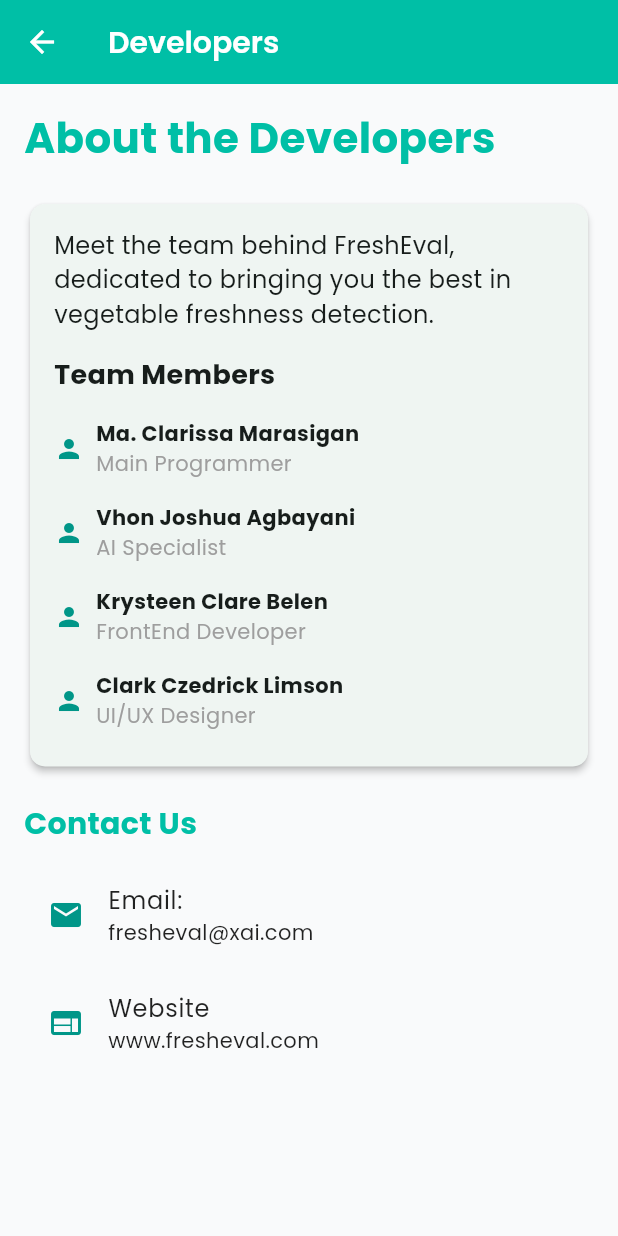
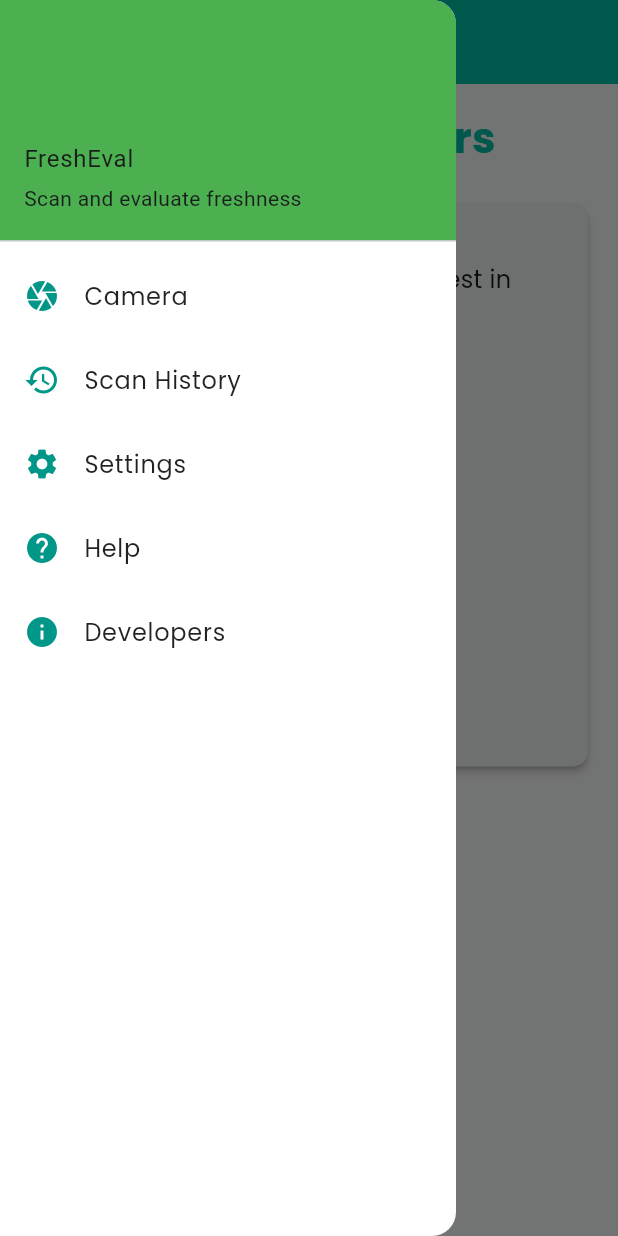
Before and after one commit to mcmarasigan/fresheval, a Flutter app: the DevelopersPage screen opened by its route, with the side drawer open (before the commit the screen has no drawer), on a phone screen of 412 x 824 dp. Run offline on Flutter 3.47's test engine with Material 3 defaults, Android fonts, the light colour scheme and no system bars; our stand-ins replace camera, google_fonts, image_picker, permission_handler, shared_preferences; missing offline and left inert: flutter_vision, tflite_flutter; accounts and stored records are empty.

Commit message:
fix route and add drawer in developer page

```diff
--- a/lib/developers_page.dart
+++ b/lib/developers_page.dart
@@ -17,6 +17,7 @@
         backgroundColor: const Color(0xFF00BFA6),
         elevation: 0,
       ),
+      drawer: _buildDrawer(context),
       body: SingleChildScrollView(
         child: Padding(
           padding: const EdgeInsets.all(16.0),
@@ -167,4 +168,53 @@
       ),
     );
   }
+
+   Widget _buildDrawer(BuildContext context) {
+    return Drawer(
+      child: Column(
+        children: [
+          const UserAccountsDrawerHeader(
+            accountName: Text("FreshEval"),
+            accountEmail: Text("Scan and evaluate freshness"),
+            decoration: BoxDecoration(color: Colors.green),
+          ),
+          ListTile(
+            leading: const Icon(Icons.camera),
+            title: const Text("Camera"),
+            onTap: () {
+              Navigator.pushReplacementNamed(context, '/camera');
+            },
+          ),
+          ListTile(
+            leading: const Icon(Icons.history),
+            title: const Text("Scan History"),
+            onTap: () {
+              Navigator.pushReplacementNamed(context, '/history');
+            },
+          ),
+          ListTile(
+            leading: const Icon(Icons.settings),
+            title: const Text("Settings"),
+            onTap: () {
+              Navigator.pushReplacementNamed(context, '/settings');
+            },
+          ),
+          ListTile(
+            leading: const Icon(Icons.help),
+            title: const Text("Help"),
+            onTap: () {
+              Navigator.pushReplacementNamed(context, '/help');
+            },
+          ),
+          ListTile(
+            leading: const Icon(Icons.info),
+            title: const Text("Developers"),
+            onTap: () {
+              Navigator.pushReplacementNamed(context, '/developers');
+            },
+          ),
+        ],
+      ),
+    );
+  }
 }
--- a/lib/help_screen.dart
+++ b/lib/help_screen.dart
@@ -75,34 +75,42 @@
             leading: const Icon(Icons.camera),
             title: const Text("Camera"),
             onTap: () {
-              Navigator.pushNamed(context, '/');
+              Navigator.pushReplacementNamed(context, '/camera');
             },
           ),
           ListTile(
             leading: const Icon(Icons.history),
             title: const Text("Scan History"),
             onTap: () {
-              Navigator.pushNamed(context, '/history');
+              Navigator.pushReplacementNamed(context, '/history');
             },
           ),
           ListTile(
             leading: const Icon(Icons.settings),
             title: const Text("Settings"),
             onTap: () {
-              Navigator.pushNamed(context, '/settings');
+              Navigator.pushReplacementNamed(context, '/settings');
             },
           ),
           ListTile(
             leading: const Icon(Icons.help),
             title: const Text("Help"),
             onTap: () {
-              Navigator.pop(context); // Stay on this page
+              Navigator.pushReplacementNamed(context, '/help');
+            },
+          ),
+          ListTile(
+            leading: const Icon(Icons.info),
+            title: const Text("Developers"),
+            onTap: () {
+              Navigator.pushReplacementNamed(context, '/developers');
             },
           ),
         ],
       ),
     );
   }
+
 }
 
 class HowToUseScreen extends StatelessWidget {
--- a/lib/scan_history_screen.dart
+++ b/lib/scan_history_screen.dart
@@ -147,7 +147,7 @@
   @override
   Widget build(BuildContext context) {
     return Scaffold(
-      drawer: _buildDrawer(),
+      drawer: _buildDrawer(context),
       appBar: AppBar(
         title: Text(widget.localizations.getTranslation('scan history')),
         backgroundColor: Colors.green,
@@ -247,7 +247,7 @@
     );
   }
 
-  Widget _buildDrawer() {
+ Widget _buildDrawer(BuildContext context) {
     return Drawer(
       child: Column(
         children: [
@@ -260,34 +260,43 @@
             leading: const Icon(Icons.camera),
             title: const Text("Camera"),
             onTap: () {
-              Navigator.pushNamed(context, '/');
+              Navigator.pushReplacementNamed(context, '/camera');
             },
           ),
           ListTile(
             leading: const Icon(Icons.history),
             title: const Text("Scan History"),
             onTap: () {
-              Navigator.pop(context);
+              Navigator.pushReplacementNamed(context, '/history');
             },
           ),
           ListTile(
             leading: const Icon(Icons.settings),
             title: const Text("Settings"),
             onTap: () {
-              Navigator.pushNamed(context, '/settings');
+              Navigator.pushReplacementNamed(context, '/settings');
             },
           ),
           ListTile(
             leading: const Icon(Icons.help),
             title: const Text("Help"),
             onTap: () {
-              Navigator.pushNamed(context, '/help');
+              Navigator.pushReplacementNamed(context, '/help');
+            },
+          ),
+          ListTile(
+            leading: const Icon(Icons.info),
+            title: const Text("Developers"),
+            onTap: () {
+              Navigator.pushReplacementNamed(context, '/developers');
             },
           ),
         ],
       ),
     );
   }
+
+
 }
 
 /// **Full View Screen**
--- a/lib/settings.dart
+++ b/lib/settings.dart
@@ -144,7 +144,7 @@
     }
 
     return Scaffold(
-      drawer: _buildDrawer(), // ✅ Match Camera Screen
+      drawer: _buildDrawer(context), // ✅ Match Camera Screen
       appBar: AppBar(
         title: Text(_localization.getTranslation('settings')),
         backgroundColor: Colors.green,
@@ -202,7 +202,7 @@
   }
 
   /// **📌 Navigation Drawer (Same as Camera Screen)**
-  Widget _buildDrawer() {
+ Widget _buildDrawer(BuildContext context) {
     return Drawer(
       child: Column(
         children: [
@@ -215,32 +215,40 @@
             leading: const Icon(Icons.camera),
             title: const Text("Camera"),
             onTap: () {
-              Navigator.pushNamed(context, '/');
+              Navigator.pushReplacementNamed(context, '/camera');
             },
           ),
           ListTile(
             leading: const Icon(Icons.history),
             title: const Text("Scan History"),
             onTap: () {
-              Navigator.pushNamed(context, '/history');
+              Navigator.pushReplacementNamed(context, '/history');
             },
           ),
           ListTile(
             leading: const Icon(Icons.settings),
             title: const Text("Settings"),
             onTap: () {
-              Navigator.pop(context); // Stay on this page
+              Navigator.pushReplacementNamed(context, '/settings');
             },
           ),
           ListTile(
             leading: const Icon(Icons.help),
             title: const Text("Help"),
             onTap: () {
-              Navigator.pushNamed(context, '/help');
+              Navigator.pushReplacementNamed(context, '/help');
+            },
+          ),
+          ListTile(
+            leading: const Icon(Icons.info),
+            title: const Text("Developers"),
+            onTap: () {
+              Navigator.pushReplacementNamed(context, '/developers');
             },
           ),
         ],
       ),
     );
   }
+
 }
```
Also changed, not shown: lib/camera_screen.dart (+20 -27 lines), 2 other files.
